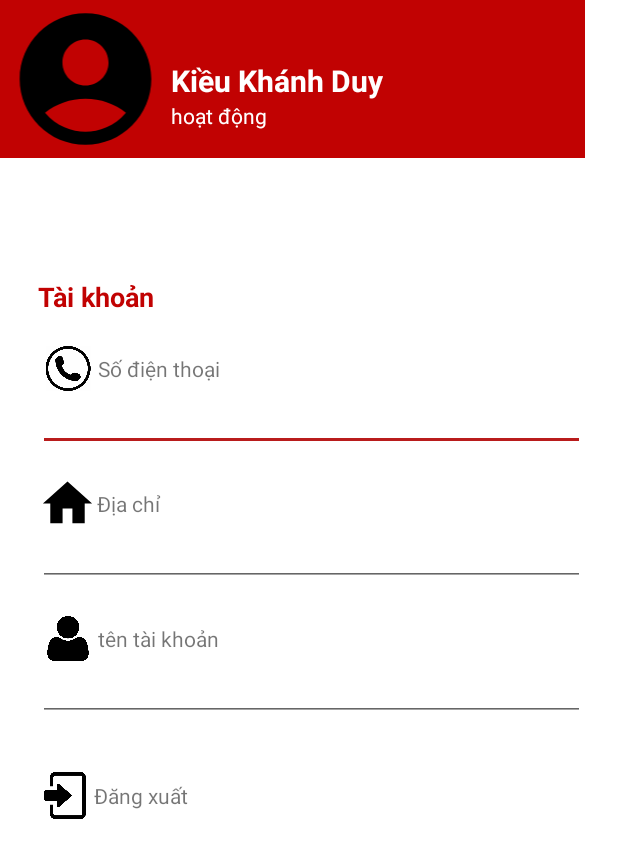
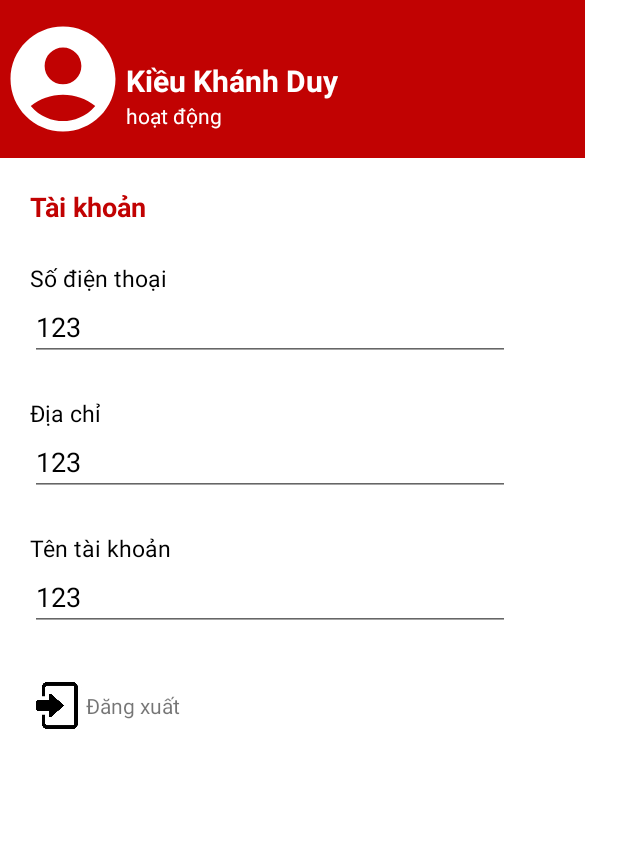
Before and after one commit to dqhieu9301/androidApp, an Android app: the layout fragment_user.xml on its own in the app's theme, with its tools: preview values and no code run, on a phone screen of 412 x 824 dp. Shown: the top 858 px of the screen. Run offline under Robolectric (Android 15) with nearby library versions, the light colour scheme and no system bars.

Commit message:
buid again login, register and userFragment

```diff
--- /dev/null
+++ b/app/src/main/res/drawable/baseline_phone_24.xml
@@ -0,0 +1,5 @@
+<vector android:height="24dp" android:tint="#000000"
+    android:viewportHeight="24" android:viewportWidth="24"
+    android:width="24dp" xmlns:android="http://schemas.android.com/apk/res/android">
+    <path android:fillColor="@android:color/white" android:pathData="M6.62,10.79c1.44,2.83 3.76,5.14 6.59,6.59l2.2,-2.2c0.27,-0.27 0.67,-0.36 1.02,-0.24 1.12,0.37 2.33,0.57 3.57,0.57 0.55,0 1,0.45 1,1V20c0,0.55 -0.45,1 -1,1 -9.39,0 -17,-7.61 -17,-17 0,-0.55 0.45,-1 1,-1h3.5c0.55,0 1,0.45 1,1 0,1.25 0.2,2.45 0.57,3.57 0.11,0.35 0.03,0.74 -0.25,1.02l-2.2,2.2z"/>
+</vector>
--- a/app/src/main/res/layout/activity_login.xml
+++ b/app/src/main/res/layout/activity_login.xml
@@ -108,13 +108,13 @@
             android:orientation="horizontal">
 
             <TextView
-                android:id="@+id/textView4"
+                android:id="@+id/back_to_home"
                 android:layout_width="151dp"
                 android:layout_height="35dp"
                 android:layout_weight="1"
                 android:layout_marginLeft="5dp"
                 android:gravity="center|left"
-                android:text="Quên mật khẩu?"
+                android:text="Trang chủ"
                 android:textColor="#FFFFFF" />
 
             <TextView
--- a/app/src/main/res/layout/fragment_user.xml
+++ b/app/src/main/res/layout/fragment_user.xml
@@ -10,6 +10,7 @@
         android:layout_width="wrap_content"
         android:layout_height="wrap_content">
         <LinearLayout
+            android:id="@+id/containerInforUser"
             android:layout_width="390dp"
             android:layout_height="785dp"
             android:background="#FFFFFF"
@@ -26,10 +27,11 @@
                 android:orientation="horizontal">
 
                 <ImageView
+                    android:tint="@android:color/white"
                     android:id="@+id/imageView9"
                     android:layout_width="wrap_content"
                     android:layout_height="match_parent"
-                    android:layout_weight="1"
+                    android:layout_weight="0.5"
                     android:src="@drawable/baseline_account_circle_24" />
 
                 <LinearLayout
@@ -74,8 +76,7 @@
             <LinearLayout
                 android:layout_width="match_parent"
                 android:layout_height="309dp"
-                android:layout_marginLeft="25dp"
-                android:layout_marginTop="80dp"
+                android:layout_margin="20dp"
                 android:orientation="vertical">
 
                 <TextView
@@ -93,12 +94,6 @@
                     android:textColor="#FFFFFFFF"
                     android:orientation="horizontal">
 
-                    <ImageView
-                        android:id="@+id/imageView20"
-                        android:layout_width="wrap_content"
-                        android:layout_height="wrap_content"
-                        android:layout_weight="1"
-                        android:src="@drawable/icondt" />
 
                     <TextView
                         android:id="@+id/textView12"
@@ -106,15 +101,21 @@
                         android:layout_height="match_parent"
                         android:layout_weight="1"
                         android:gravity="center_vertical"
-                        android:text="Số điện thoại" />
+                        android:text="Số điện thoại"
+                        android:textSize="15dp"
+                        android:textColor="#000000"/>
                 </LinearLayout>
 
                 <EditText
                     android:id="@+id/editTextTextPersonName5"
                     android:layout_width="match_parent"
                     android:layout_height="40dp"
+                    android:layout_marginRight="30dp"
                     android:ems="10"
-                    android:inputType="textPersonName" />
+                    android:inputType="textPersonName"
+                    android:text="123"
+                    android:textColor="#000000"
+                    android:focusable="false"/>
 
                 <Space
                     android:layout_width="match_parent"
@@ -125,19 +126,15 @@
                     android:layout_height="30dp"
                     android:orientation="horizontal">
 
-                    <ImageView
-                        android:id="@+id/imageView21"
-                        android:layout_width="36dp"
-                        android:layout_height="match_parent"
-                        android:layout_weight="1"
-                        android:scaleType="centerCrop"
-                        android:src="@drawable/ic_home_black_24dp" />
+
 
                     <TextView
                         android:id="@+id/textView14"
                         android:layout_width="321dp"
                         android:layout_height="match_parent"
                         android:layout_weight="1"
+                        android:textSize="15dp"
+                        android:textColor="#000000"
                         android:gravity="center_vertical"
                         android:text="Địa chỉ" />
                 </LinearLayout>
@@ -147,7 +144,11 @@
                     android:layout_width="match_parent"
                     android:layout_height="40dp"
                     android:ems="10"
-                    android:inputType="textPersonName" />
+                    android:inputType="textPersonName"
+                    android:text="123"
+                    android:layout_marginRight="30dp"
+                    android:textColor="#000000"
+                    android:focusable="false"/>
 
                 <Space
                     android:layout_width="match_parent"
@@ -158,12 +159,6 @@
                     android:layout_height="30dp"
                     android:orientation="horizontal">
 
-                    <ImageView
-                        android:id="@+id/imageView22"
-                        android:layout_width="wrap_content"
-                        android:layout_height="wrap_content"
-                        android:layout_weight="1"
-                        android:src="@drawable/icon_username" />
 
                     <TextView
                         android:id="@+id/textView15"
@@ -171,7 +166,9 @@
                         android:layout_height="match_parent"
                         android:layout_weight="1"
                         android:gravity="center_vertical"
-                        android:text="tên tài khoản" />
+                        android:text="Tên tài khoản"
+                        android:textSize="15dp"
+                        android:textColor="#000000"/>
                 </LinearLayout>
 
                 <EditText
@@ -179,19 +176,20 @@
                     android:layout_width="match_parent"
                     android:layout_height="40dp"
                     android:ems="10"
-                    android:inputType="textPersonName" />
+                    android:inputType="textPersonName"
+                    android:text="123"
+                    android:layout_marginRight="30dp"
+                    android:textColor="#000000"
+                    android:focusable="false"/>
 
 
             </LinearLayout>
 
-            <Space
-                android:layout_width="match_parent"
-                android:layout_height="20dp" />
 
             <LinearLayout
                 android:layout_width="match_parent"
                 android:layout_height="100dp"
-                android:layout_marginLeft="25dp">
+                android:layout_marginLeft="20dp">
 
                 <ImageView
                     android:id="@+id/imagelogout"
@@ -201,7 +199,7 @@
                     android:src="@drawable/iconlogin" />
 
                 <TextView
-                    android:id="@+id/textView16"
+                    android:id="@+id/logout"
                     android:layout_width="16dp"
                     android:layout_height="31dp"
                     android:layout_weight="1"
```
Also changed, not shown: app/src/main/java/com/example/appandroid/LoginActivity.java (+20 -2 lines), app/src/main/java/com/example/appandroid/RegisterActivity.java (+115 -111 lines), app/src/main/java/com/example/appandroid/model/RegisterUser.java (added, +53 -0 lines), app/src/main/java/com/example/appandroid/ui/user/UserFragment.java (+91 -6 lines), app/src/main/res/layout/activity_register.xml (+99 -118 lines).
